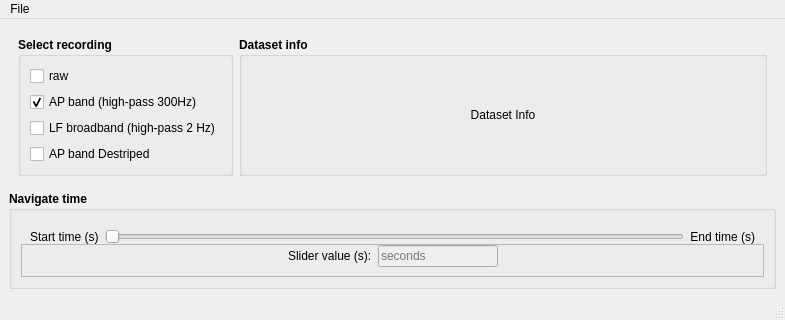
Before: the Qt Designer form src/viewephys/nav_file.ui in int-brain-lab/viewephys, drawn with Qt 5.
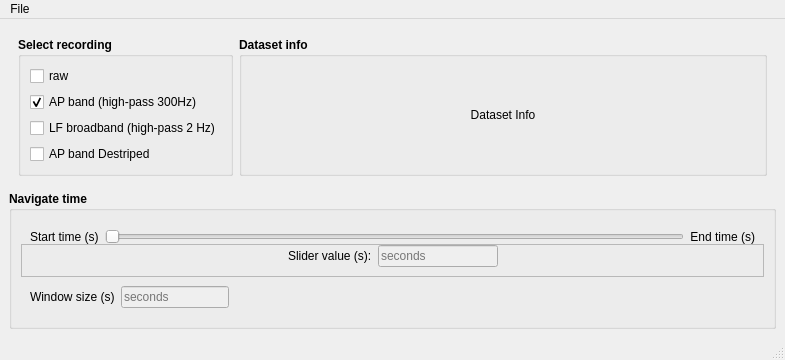
After: the same form once the commit is applied.

Commit message:
Expose window s (#39)
* Add widget.

* Expose NSAMP_CHUNK as window

* Undo troubleshooting stuff.

* Revert bounds change.

* Fix tests.

* Fix autoDownsample.

* Expose auto-downsample, switch default colormap.

* Add tests.

* Fix tests.

* Add tests.

* AutoDownsample on by default.

* Try from UI.

* Fix review findings: remove debug comments, deduplicate floor, separate validator, add guards and docstrings

* Fix ruff E501 line-too-long violations

* Revert ui changes.

* Centralise lineedit getter.

---------

```diff
--- a/src/viewephys/nav_file.ui
+++ b/src/viewephys/nav_file.ui
@@ -10,7 +10,7 @@
     <x>0</x>
     <y>0</y>
     <width>785</width>
-    <height>297</height>
+    <height>335</height>
    </rect>
   </property>
   <property name="windowTitle">
@@ -288,6 +288,57 @@
          </layout>
         </widget>
        </item>
+       <item row="4" column="0" colspan="2">
+        <widget class="QWidget" name="widget_3" native="true">
+         <layout class="QGridLayout" name="gridLayout_7">
+          <item row="0" column="0">
+           <widget class="QLabel" name="label_3">
+            <property name="font">
+             <font>
+              <weight>50</weight>
+              <bold>false</bold>
+             </font>
+            </property>
+            <property name="text">
+             <string>Window size (s)</string>
+            </property>
+           </widget>
+          </item>
+          <item row="0" column="2">
+           <widget class="QWidget" name="widget_4" native="true">
+            <property name="sizePolicy">
+             <sizepolicy hsizetype="Preferred" vsizetype="Preferred">
+              <horstretch>5</horstretch>
+              <verstretch>0</verstretch>
+             </sizepolicy>
+            </property>
+           </widget>
+          </item>
+          <item row="0" column="1">
+           <widget class="QLineEdit" name="lineEdit_windowSize">
+            <property name="enabled">
+             <bool>false</bool>
+            </property>
+            <property name="maximumSize">
+             <size>
+              <width>120</width>
+              <height>16777215</height>
+             </size>
+            </property>
+            <property name="font">
+             <font>
+              <weight>50</weight>
+              <bold>false</bold>
+             </font>
+            </property>
+            <property name="placeholderText">
+             <string>seconds</string>
+            </property>
+           </widget>
+          </item>
+         </layout>
+        </widget>
+       </item>
       </layout>
      </widget>
     </item>
```
The commit also changes 4 other files.
